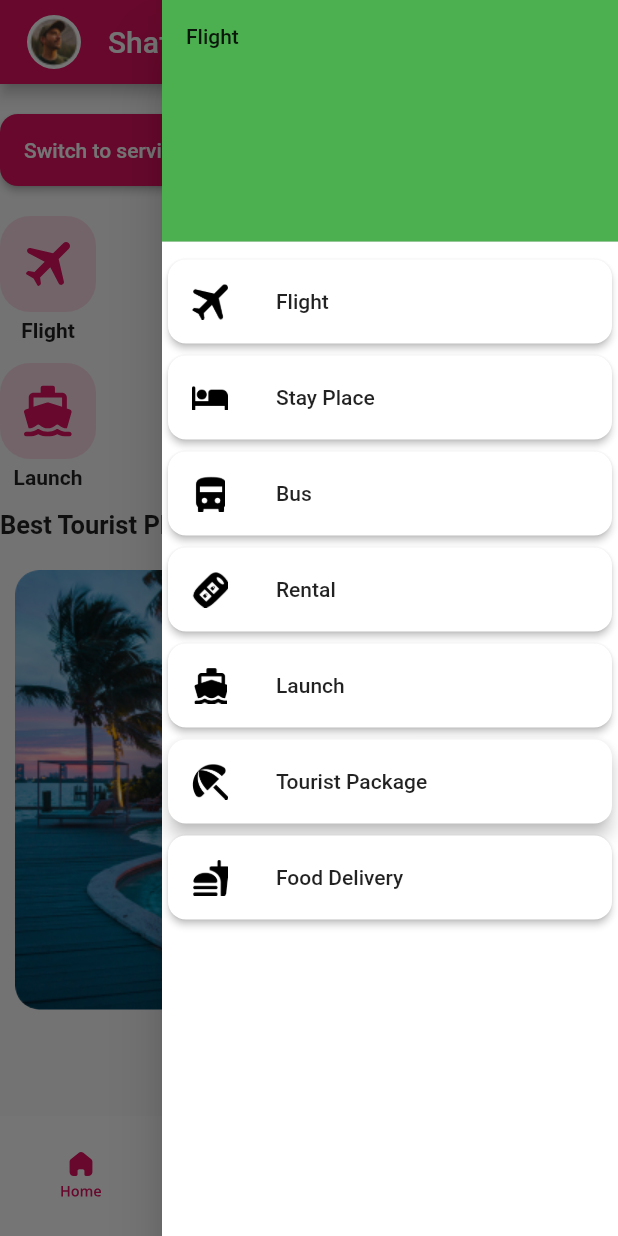
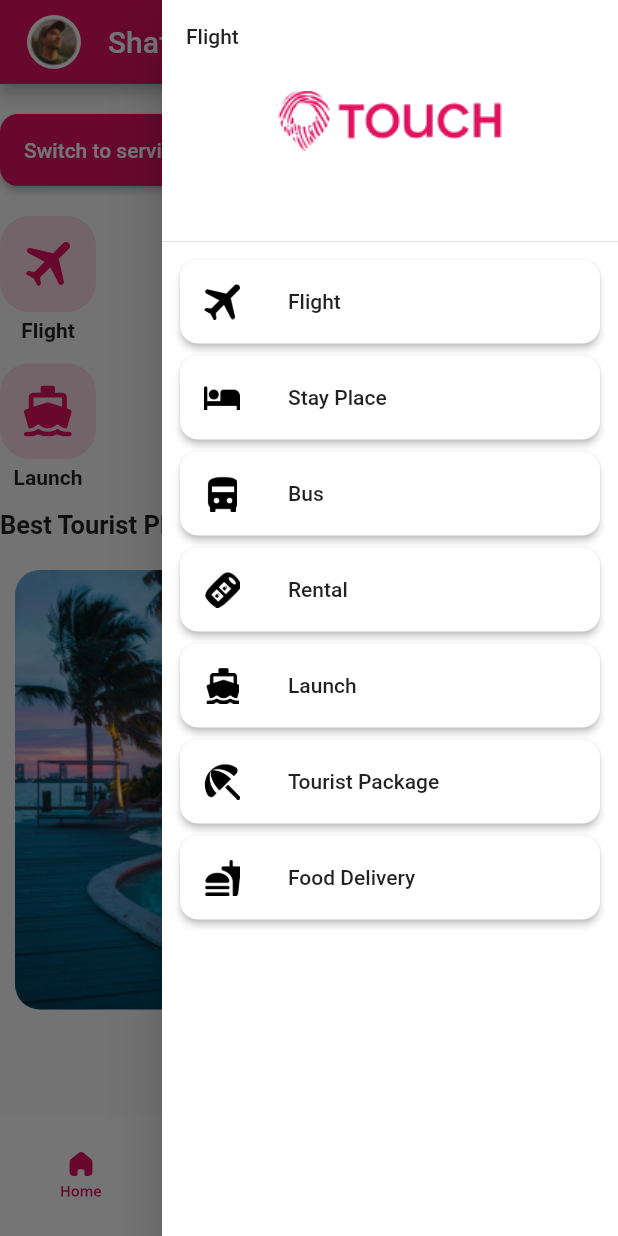
Before and after one commit to shihabcse1/Flutter-Onboard-Screen, a Flutter app: the HomePage screen opened directly, with the side drawer open, on a phone screen of 412 x 824 dp. Run offline on Flutter 3.47's test engine with Material 2 defaults, Android fonts, the phone set to English and light mode, and no system bars; our stand-ins replace flutter_svg, toggle_switch.

Commit message:
Sidebar Header logo added

```diff
--- a/lib/Pages/HomePage/home_page.dart
+++ b/lib/Pages/HomePage/home_page.dart
@@ -43,12 +43,19 @@ class _HomePageState extends State<HomePage> {
           padding: EdgeInsets.zero,
           children: const <Widget>[
             DrawerHeader(
+
               decoration: BoxDecoration(
-                color: Colors.green,
+                //color: Colors.white60,
+                image: DecorationImage(
+                    image: AssetImage("images/logo_red.png",)
+                ),
               ),
                 child: Text("Flight"),
+
             ),
-            Card(
+            Padding(
+              padding: EdgeInsets.symmetric(horizontal: 8.0),
+              child: Card(
                 child: ListTile(
                   leading: ImageIcon(
                     AssetImage("images/flight_sidebar.png"),
@@ -61,7 +68,10 @@ class _HomePageState extends State<HomePage> {
                   borderRadius: BorderRadius.all(Radius.circular(12)),
                 ),
               ),
-            Card(
+            ),
+            Padding(
+              padding: EdgeInsets.symmetric(horizontal: 8.0),
+              child: Card(
                 child: ListTile(
                   leading: ImageIcon(
                     AssetImage("images/stay_place_sidebar_icon.png"),
@@ -74,7 +84,10 @@ class _HomePageState extends State<HomePage> {
                   borderRadius: BorderRadius.all(Radius.circular(12)),
                 ),
               ),
-            Card(
+            ),
+            Padding(
+              padding: EdgeInsets.symmetric(horizontal: 8.0),
+              child: Card(
                 child: ListTile(
                   leading: ImageIcon(
                     AssetImage("images/bus_sidebar_icon.png"),
@@ -87,7 +100,10 @@ class _HomePageState extends State<HomePage> {
                   borderRadius: BorderRadius.all(Radius.circular(12)),
                 ),
               ),
-            Card(
+            ),
+            Padding(
+              padding: EdgeInsets.symmetric(horizontal: 8.0),
+              child: Card(
                 child: ListTile(
                   leading: ImageIcon(
                     AssetImage("images/rental_sidebar_icon.png"),
@@ -100,7 +116,10 @@ class _HomePageState extends State<HomePage> {
                   borderRadius: BorderRadius.all(Radius.circular(12)),
                 ),
               ),
-            Card(
+            ),
+            Padding(
+              padding: EdgeInsets.symmetric(horizontal: 8.0),
+              child: Card(
                 child: ListTile(
                   leading: ImageIcon(
                     AssetImage("images/launch_sidebar_icon.png"),
@@ -113,7 +132,10 @@ class _HomePageState extends State<HomePage> {
                   borderRadius: BorderRadius.all(Radius.circular(12)),
                 ),
               ),
-            Card(
+            ),
+            Padding(
+              padding: EdgeInsets.symmetric(horizontal: 8.0),
+              child: Card(
                 child: ListTile(
                   leading: ImageIcon(
                     AssetImage("images/tourist_package_sidebar_icon.png"),
@@ -121,12 +143,15 @@ class _HomePageState extends State<HomePage> {
                   ),
                   title: Text('Tourist Package'),
                 ),
-              elevation: 5,
+                elevation: 2,
                 shape: RoundedRectangleBorder(
                   borderRadius: BorderRadius.all(Radius.circular(12)),
                 ),
               ),
-            Card(
+            ),
+            Padding(
+              padding: EdgeInsets.symmetric(horizontal: 8.0),
+              child: Card(
                 child: ListTile(
                   leading: ImageIcon(
                     AssetImage("images/food_delivery_icon.png"),
@@ -137,6 +162,7 @@ class _HomePageState extends State<HomePage> {
                 elevation: 2,
                 shape: RoundedRectangleBorder(
                   borderRadius: BorderRadius.all(Radius.circular(12)),
+                ),
               ),
             ),
 
```
Also changed, not shown: images/logo_red.png (added). Lines whose indentation alone changed are shown as unchanged.
